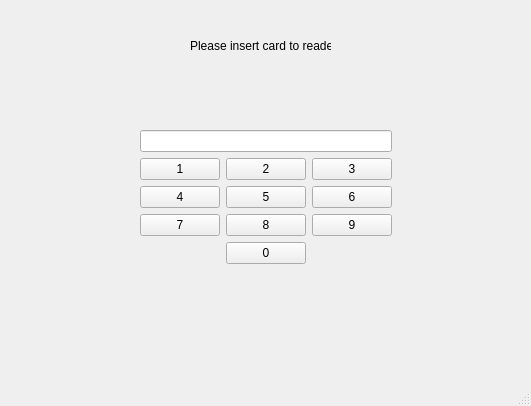
Qt form bankautomat/mainwindow.ui (banksimul2022/group11) before a commit.
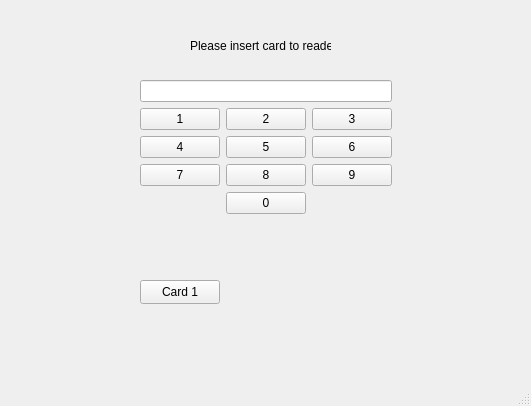
The same form after that commit.

Diff of the .ui file:
```diff
--- a/bankautomat/mainwindow.ui
+++ b/bankautomat/mainwindow.ui
@@ -31,7 +31,7 @@
     <property name="geometry">
      <rect>
       <x>140</x>
-      <y>130</y>
+      <y>80</y>
       <width>254</width>
       <height>161</height>
      </rect>
@@ -115,6 +115,19 @@
      </item>
     </layout>
    </widget>
+   <widget class="QPushButton" name="pushButton">
+    <property name="geometry">
+     <rect>
+      <x>140</x>
+      <y>280</y>
+      <width>80</width>
+      <height>24</height>
+     </rect>
+    </property>
+    <property name="text">
+     <string>Card 1</string>
+    </property>
+   </widget>
   </widget>
   <widget class="QMenuBar" name="menubar">
    <property name="geometry">
```
